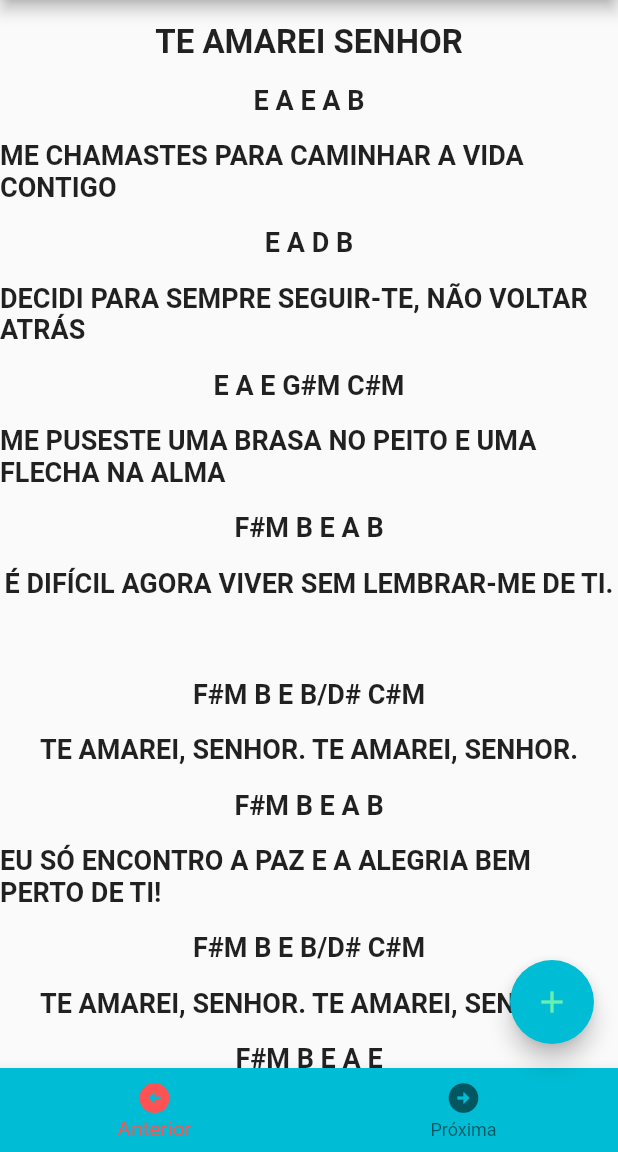
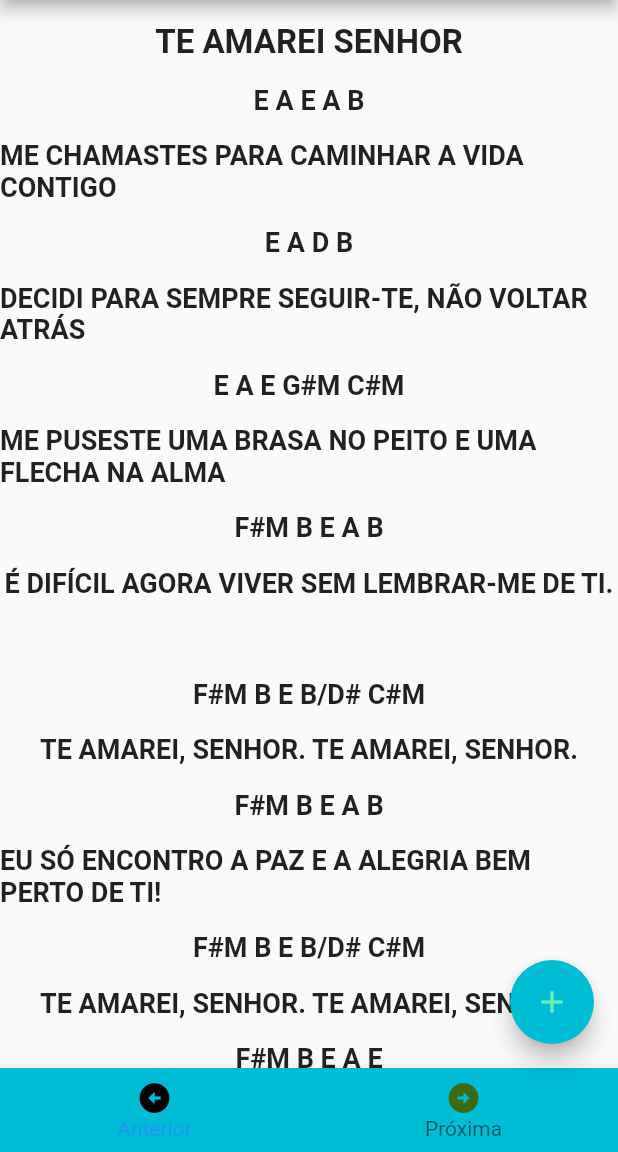
Before and after one commit to ddiasguto/mliturgica, a Flutter app: the screen it shows after launch, after a tap on "Entrada", on a phone screen of 412 x 824 dp, the part 84-1236 px from its top. Run offline on Flutter 3.47's test engine with Material 2 defaults, Android fonts, the phone set to English and light mode, and no system bars.

Commit message:
Button logics and files implemented

```diff
--- /dev/null
+++ b/lib/components/float_button.dart
@@ -0,0 +1,30 @@
+import 'package:diasguto/provider/Maestro.dart';
+import 'package:flutter/material.dart';
+import 'package:provider/provider.dart';
+
+class FloatButton extends StatelessWidget {
+  const FloatButton({super.key});
+
+  @override
+  Widget build(BuildContext context) {
+    Maestro maestro = Provider.of<Maestro>(context);
+    List<Widget> localList = maestro.getLocalList;
+    int currentIndex = maestro.getCurrentIndex;
+    bool isSheet = maestro.getIsSheet;
+    if (!isSheet) {
+      return FloatingActionButton(
+        onPressed: () {
+          maestro.setSheetElement(localList.elementAt(currentIndex));
+        },
+        tooltip: 'Adicionar à Partitura',
+        backgroundColor: Colors.cyan,
+        child: const Icon(
+          Icons.add,
+          color: Colors.greenAccent,
+        ),
+      );
+    } else {
+      return Container();
+    }
+  }
+}
--- /dev/null
+++ b/lib/components/next_button.dart
@@ -0,0 +1,23 @@
+import 'package:diasguto/provider/Maestro.dart';
+import 'package:flutter/material.dart';
+import 'package:provider/provider.dart';
+
+class NextButton extends StatelessWidget {
+  const NextButton({super.key});
+
+  @override
+  Widget build(BuildContext context) {
+    Maestro maestro = Provider.of<Maestro>(context);
+    if (maestro.getCurrentIndex < maestro.getLocalList.length - 1) {
+      return const Icon(
+        Icons.arrow_circle_right,
+        color: Color.fromARGB(255, 60, 106, 21),
+      );
+    } else {
+      return const Icon(
+        Icons.arrow_circle_right,
+        color: Colors.black,
+      );
+    }
+  }
+}
--- /dev/null
+++ b/lib/components/previous_button.dart
@@ -0,0 +1,23 @@
+import 'package:diasguto/provider/Maestro.dart';
+import 'package:flutter/material.dart';
+import 'package:provider/provider.dart';
+
+class PreviousButton extends StatelessWidget {
+  const PreviousButton({super.key});
+
+  @override
+  Widget build(BuildContext context) {
+    Maestro maestro = Provider.of<Maestro>(context);
+    if (maestro.getCurrentIndex > 0) {
+      return const Icon(
+        Icons.arrow_circle_left,
+        color: Color.fromARGB(255, 60, 106, 21),
+      );
+    } else {
+      return const Icon(
+        Icons.arrow_circle_left,
+        color: Colors.black,
+      );
+    }
+  }
+}
--- a/lib/components/show_music.dart
+++ b/lib/components/show_music.dart
@@ -1,3 +1,6 @@
+import 'package:diasguto/components/float_button.dart';
+import 'package:diasguto/components/next_button.dart';
+import 'package:diasguto/components/previous_button.dart';
 import 'package:flutter/material.dart';
 import 'package:provider/provider.dart';
 import '../provider/Maestro.dart';
@@ -34,42 +37,23 @@ class ShowMusicState extends State<ShowMusic> {
           backgroundColor: Colors.cyan,
           items: <BottomNavigationBarItem>[
             const BottomNavigationBarItem(
-              icon: Icon(Icons.arrow_circle_left),
+              icon: PreviousButton(),
               label: 'Anterior',
             ),
             const BottomNavigationBarItem(
-              icon: Icon(Icons.arrow_circle_right),
+              icon: NextButton(),
               label: 'Próxima',
             ),
           ],
-          selectedItemColor: Colors.redAccent,
           onTap: _onItemTapped,
+          selectedLabelStyle:
+              const TextStyle(color: Colors.black, fontSize: 14),
+          unselectedLabelStyle:
+              const TextStyle(color: Colors.black, fontSize: 14),
         ),
         body: SingleChildScrollView(
           child: localList.elementAt(currentIndex),
         ),
-        floatingActionButton: _floatButton());
-  }
-
-  Widget _floatButton() {
-    Maestro maestro = Provider.of<Maestro>(context);
-    List<Widget> localList = maestro.getLocalList;
-    int currentIndex = maestro.getCurrentIndex;
-    bool isSheet = maestro.getIsSheet;
-    if (!isSheet) {
-      return FloatingActionButton(
-        onPressed: () {
-          maestro.setSheetElement(localList.elementAt(currentIndex));
-        },
-        tooltip: 'Adicionar à Partitura',
-        backgroundColor: Colors.cyan,
-        child: const Icon(
-          Icons.add,
-          color: Colors.greenAccent,
-        ),
-      );
-    } else {
-      return Container();
-    }
+        floatingActionButton: const FloatButton());
   }
 }
```
